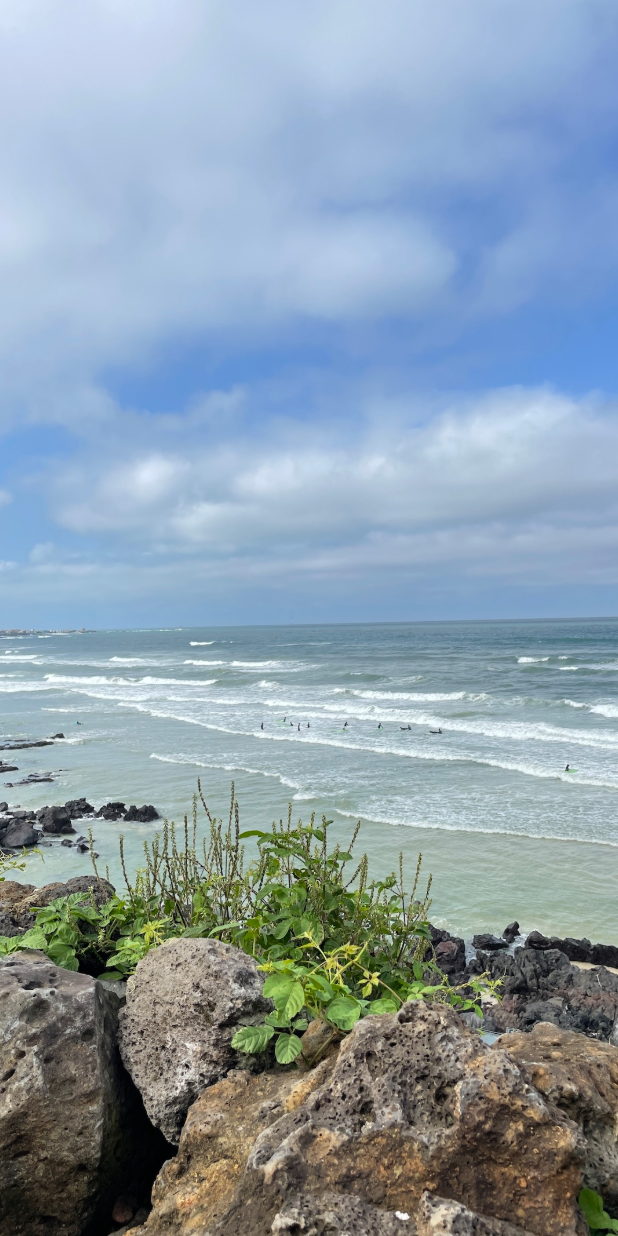
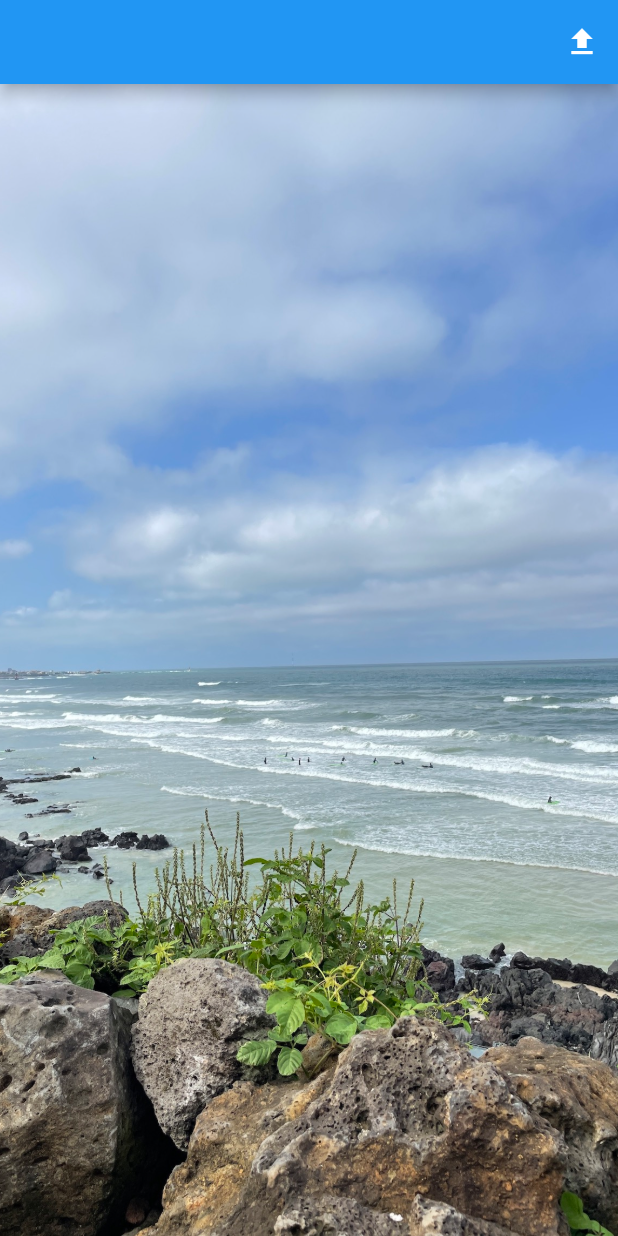
Before and after one commit to JSeon88/flutter-learn, a Flutter app: the screen it shows after launch, on a phone screen of 412 x 824 dp. Run offline on Flutter 3.47's test engine with Material 2 defaults, Android fonts, the phone set to English and light mode, and no system bars; our stand-ins replace image_picker, webview_flutter.

Commit message:
ImagePicker 파일 선택 기능 추가

```diff
--- a/image_carousel/lib/main.dart
+++ b/image_carousel/lib/main.dart
@@ -11,7 +11,7 @@ class MyApp extends StatelessWidget {
   // This widget is the root of your application.
   @override
   Widget build(BuildContext context) {
-    return MaterialApp(
+    return const MaterialApp(
       home: HomeScreen(),
     );
   }
--- a/image_carousel/lib/screen/home_screen.dart
+++ b/image_carousel/lib/screen/home_screen.dart
@@ -1,7 +1,9 @@
 import 'dart:async';
+import 'dart:io';
 
 import 'package:flutter/material.dart';
 import 'package:flutter/services.dart';
+import 'package:image_picker/image_picker.dart';
 
 class HomeScreen extends StatefulWidget{
   const HomeScreen({super.key});
@@ -13,6 +15,10 @@ class HomeScreen extends StatefulWidget{
 
 class _HomeScreenState extends State<HomeScreen> {
   final PageController pageController = PageController();
+  final List<Widget> list = [1,2,3,4,5].map(
+          (number) => Image.asset('asset/img/image_$number.jpeg',
+          fit: BoxFit.cover)
+          ).toList();
 
   @override
   void initState() {
@@ -27,15 +33,15 @@ class _HomeScreenState extends State<HomeScreen> {
             return;
           }
 
-          if (nextPage == 4) {
+          if (nextPage == list.length-1) {
             nextPage = 0;
           } else {
             nextPage++;
           }
           pageController.animateToPage(
-              nextPage,
-              duration: const Duration(milliseconds: 500),
-              curve: Curves.ease
+            nextPage,
+            duration: const Duration(milliseconds: 500),
+            curve: Curves.ease
           );
         },
     );
@@ -46,13 +52,33 @@ class _HomeScreenState extends State<HomeScreen> {
     SystemChrome.setSystemUIOverlayStyle(SystemUiOverlayStyle.light);
 
     return Scaffold(
+      appBar: AppBar(
+        actions: [
+          IconButton(
+            onPressed: onNewImgPressed,
+            icon: const Icon(
+                Icons.file_upload
+            ),
+          ),
+        ],
+      ),
       body: PageView(
         controller: pageController,
-        children: [1,2,3,4,5].map(
-                (number) => Image.asset('asset/img/image_$number.jpeg',
-                fit: BoxFit.cover)
-        ).toList(),
+        children: list,
       ),
     );
   }
+
+  void onNewImgPressed() async {
+    final image = await ImagePicker().pickImage(
+      source: ImageSource.gallery
+    );
+
+    if ( image != null) {
+      setState(() {
+        list.add(Image.file(File(image.path),
+            fit: BoxFit.cover));
+      });
+    }
+  }
 }
--- a/image_carousel/pubspec.yaml
+++ b/image_carousel/pubspec.yaml
@@ -36,6 +36,7 @@ dependencies:
   # The following adds the Cupertino Icons font to your application.
   # Use with the CupertinoIcons class for iOS style icons.
   cupertino_icons: ^1.0.2
+  image_picker: ^0.8.6
 
 dev_dependencies:
   flutter_test:
```
Also changed, not shown: image_carousel/lib/sample.dart (added, +56 -0 lines), image_carousel/pubspec.lock, 3 other files.
